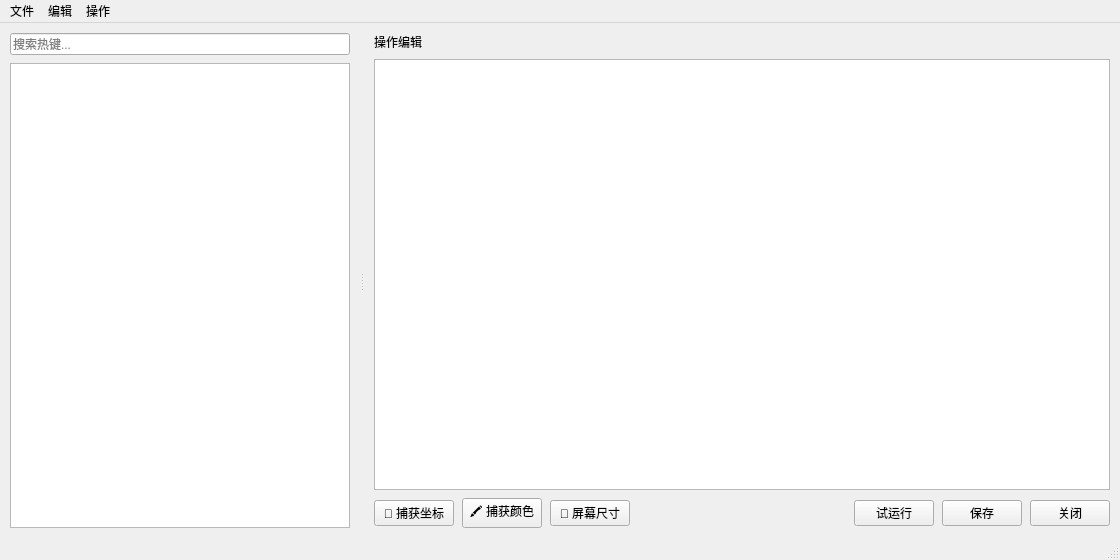
The window that hotkey/ui/forms/main_window.ui (Qiuxile/HotKey) describes before a commit, drawn with Qt 5.
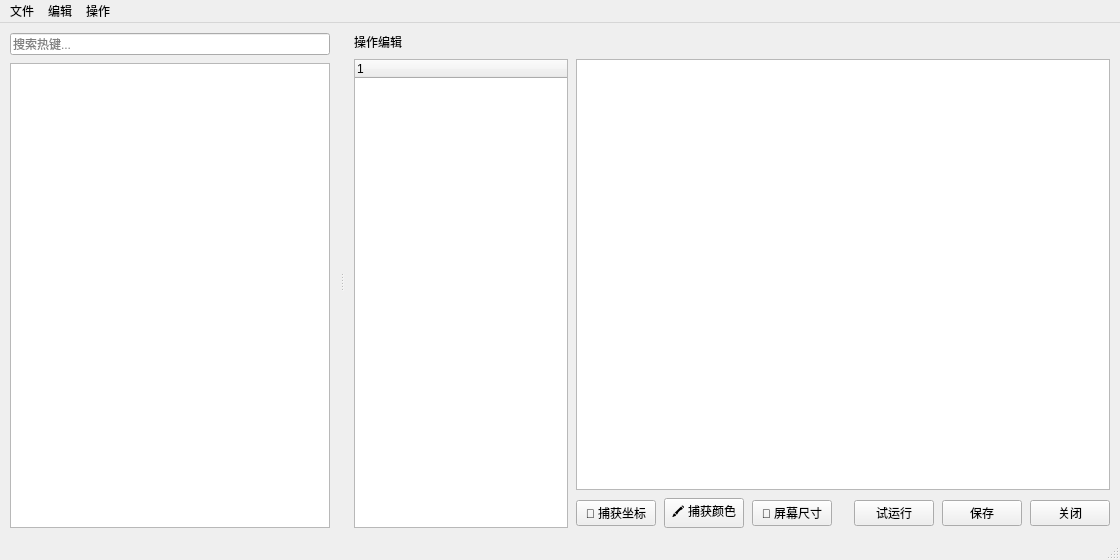
The same window after the commit. Custom widgets are drawn as their Qt base class.

Commit message: feat: usable PySide6 app with editor, tray, runner and hotkey service

What changed in the file:
```diff
--- a/hotkey/ui/forms/main_window.ui
+++ b/hotkey/ui/forms/main_window.ui
@@ -126,6 +126,32 @@
          </widget>
         </item>
         <item>
+         <layout class="QHBoxLayout" name="editorBody">
+          <property name="spacing">
+           <number>8</number>
+          </property>
+          <item>
+           <widget class="StatementTree" name="statementTree">
+            <property name="minimumSize">
+             <size>
+              <width>190</width>
+              <height>0</height>
+             </size>
+            </property>
+            <property name="maximumSize">
+             <size>
+              <width>240</width>
+              <height>16777215</height>
+             </size>
+            </property>
+           </widget>
+          </item>
+          <item>
+           <layout class="QVBoxLayout" name="editorColumn">
+            <property name="spacing">
+             <number>8</number>
+            </property>
+            <item>
          <widget class="ScriptEditor" name="scriptEditor"/>
         </item>
         <item>
@@ -188,6 +214,10 @@
          </layout>
         </item>
        </layout>
+          </item>
+         </layout>
+        </item>
+       </layout>
       </widget>
      </widget>
     </item>
@@ -315,6 +345,11 @@
    <extends>QPlainTextEdit</extends>
    <header>hotkey.ui.widgets.script_editor</header>
   </customwidget>
+  <customwidget>
+   <class>StatementTree</class>
+   <extends>QTreeWidget</extends>
+   <header>hotkey.ui.widgets.statement_tree</header>
+  </customwidget>
  </customwidgets>
  <resources/>
  <connections/>
```
Left out of the diff: 2 changed lines with no effect on the pictures. Lines whose indentation alone changed are shown as unchanged. The commit also changes 25 other files.
